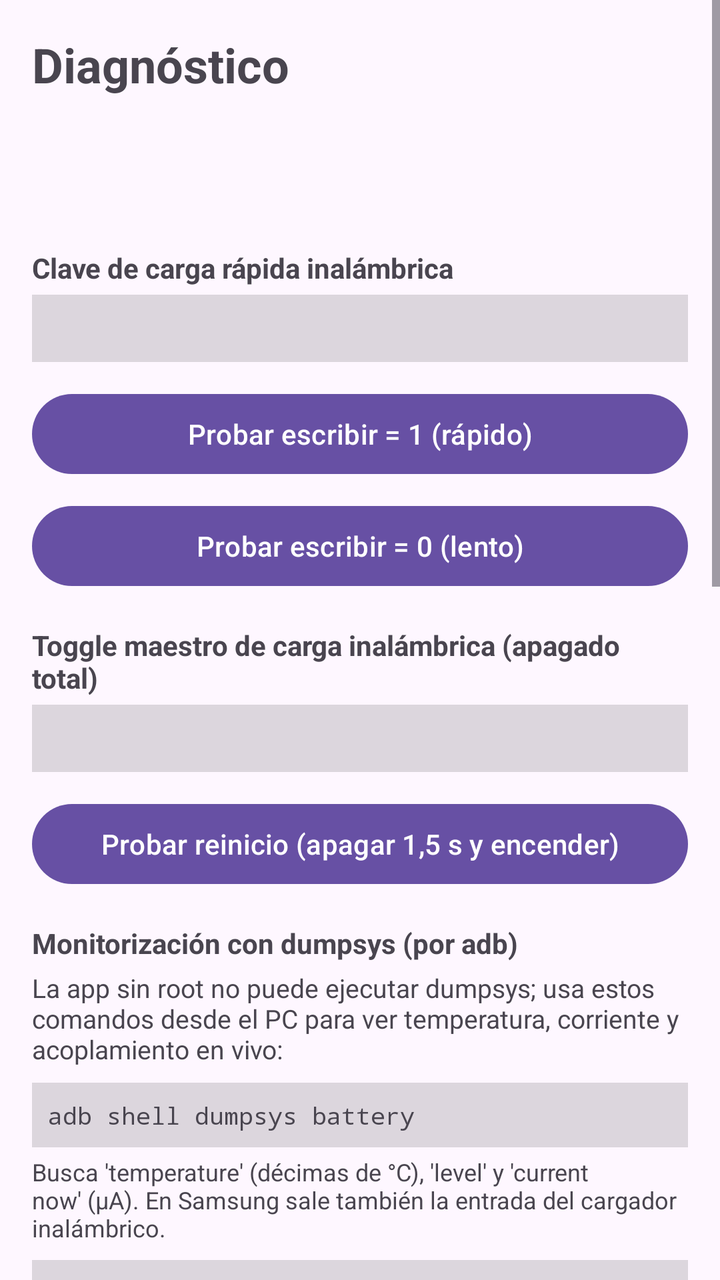
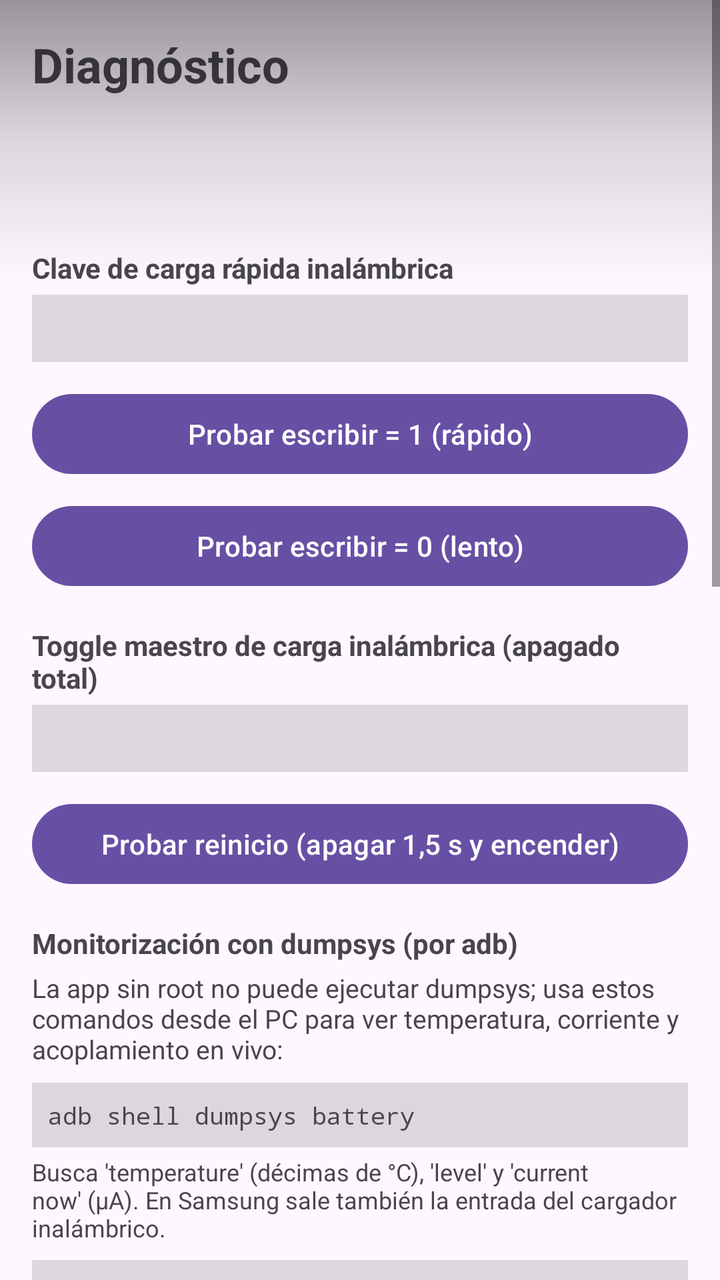

Compare the two renders of this Android layout. The source of the first and the diff that turns it into the second are given below.
<!-- AndroidManifest.xml: application theme Theme.OpenCharge -->
<!-- res/layout/activity_diagnostico.xml -->
<?xml version="1.0" encoding="utf-8"?>
<ScrollView xmlns:android="http://schemas.android.com/apk/res/android"
    android:layout_width="match_parent"
    android:layout_height="match_parent">

    <LinearLayout
        android:layout_width="match_parent"
        android:layout_height="wrap_content"
        android:orientation="vertical"
        android:padding="16dp">

        <TextView
            android:layout_width="wrap_content"
            android:layout_height="wrap_content"
            android:text="@string/diag_title"
            android:textSize="24sp"
            android:textStyle="bold" />

        <TextView
            android:id="@+id/txt_device"
            android:layout_width="match_parent"
            android:layout_height="wrap_content"
            android:layout_marginTop="16dp"
            android:textSize="14sp" />

        <TextView
            android:id="@+id/txt_samsung"
            android:layout_width="match_parent"
            android:layout_height="wrap_content"
            android:layout_marginTop="6dp"
            android:textSize="14sp" />

        <TextView
            android:layout_width="match_parent"
            android:layout_height="wrap_content"
            android:layout_marginTop="16dp"
            android:text="@string/diag_key"
            android:textStyle="bold" />

        <TextView
            android:id="@+id/txt_key_value"
            android:layout_width="match_parent"
            android:layout_height="wrap_content"
            android:layout_marginTop="4dp"
            android:background="#22000000"
            android:fontFamily="monospace"
            android:padding="8dp"
            android:textSize="13sp" />

        <Button
            android:id="@+id/btn_write1"
            android:layout_width="match_parent"
            android:layout_height="wrap_content"
            android:layout_marginTop="12dp"
            android:text="@string/diag_write1" />

        <Button
            android:id="@+id/btn_write0"
            android:layout_width="match_parent"
            android:layout_height="wrap_content"
            android:layout_marginTop="8dp"
            android:text="@string/diag_write0" />

        <TextView
            android:layout_width="match_parent"
            android:layout_height="wrap_content"
            android:layout_marginTop="16dp"
            android:text="@string/diag_master"
            android:textStyle="bold" />

        <TextView
            android:id="@+id/txt_master_value"
            android:layout_width="match_parent"
            android:layout_height="wrap_content"
            android:layout_marginTop="4dp"
            android:background="#22000000"
            android:fontFamily="monospace"
            android:padding="8dp"
            android:textSize="13sp" />

        <Button
            android:id="@+id/btn_master_test"
            android:layout_width="match_parent"
            android:layout_height="wrap_content"
            android:layout_marginTop="12dp"
            android:text="@string/diag_master_test" />

        <TextView
            android:layout_width="match_parent"
            android:layout_height="wrap_content"
            android:layout_marginTop="16dp"
            android:text="@string/diag_dumpsys_title"
            android:textStyle="bold" />

        <TextView
            android:layout_width="match_parent"
            android:layout_height="wrap_content"
            android:layout_marginTop="4dp"
            android:text="@string/diag_dumpsys_body"
            android:textSize="13sp" />

        <TextView
            android:layout_width="match_parent"
            android:layout_height="wrap_content"
            android:layout_marginTop="8dp"
            android:background="#22000000"
            android:fontFamily="monospace"
            android:padding="8dp"
            android:text="@string/diag_cmd_battery"
            android:textIsSelectable="true"
            android:textSize="12sp" />

        <TextView
            android:layout_width="match_parent"
            android:layout_height="wrap_content"
            android:layout_marginTop="4dp"
            android:text="@string/diag_cmd_battery_desc"
            android:textSize="12sp" />

        <TextView
            android:layout_width="match_parent"
            android:layout_height="wrap_content"
            android:layout_marginTop="8dp"
            android:background="#22000000"
            android:fontFamily="monospace"
            android:padding="8dp"
            android:text="@string/diag_cmd_power"
            android:textIsSelectable="true"
            android:textSize="12sp" />

        <TextView
            android:layout_width="match_parent"
            android:layout_height="wrap_content"
            android:layout_marginTop="4dp"
            android:text="@string/diag_cmd_power_desc"
            android:textSize="12sp" />

        <TextView
            android:layout_width="match_parent"
            android:layout_height="wrap_content"
            android:layout_marginTop="8dp"
            android:background="#22000000"
            android:fontFamily="monospace"
            android:padding="8dp"
            android:text="@string/diag_cmd_sysfs"
            android:textIsSelectable="true"
            android:textSize="12sp" />

        <TextView
            android:layout_width="match_parent"
            android:layout_height="wrap_content"
            android:layout_marginTop="4dp"
            android:text="@string/diag_cmd_sysfs_desc"
            android:textSize="12sp" />

        <TextView
            android:layout_width="match_parent"
            android:layout_height="wrap_content"
            android:layout_marginTop="16dp"
            android:text="@string/diag_perm_check"
            android:textSize="13sp" />

        <TextView
            android:layout_width="match_parent"
            android:layout_height="wrap_content"
            android:layout_marginTop="6dp"
            android:background="#22000000"
            android:fontFamily="monospace"
            android:padding="8dp"
            android:text="@string/diag_cmd_check"
            android:textIsSelectable="true"
            android:textSize="12sp" />

        <TextView
            android:layout_width="match_parent"
            android:layout_height="wrap_content"
            android:layout_marginTop="4dp"
            android:text="@string/diag_cmd_check_desc"
            android:textSize="12sp" />

        <TextView
            android:id="@+id/txt_test_result"
            android:layout_width="match_parent"
            android:layout_height="wrap_content"
            android:layout_marginTop="12dp"
            android:text="@string/diag_test_result"
            android:textSize="14sp" />

        <TextView
            android:layout_width="match_parent"
            android:layout_height="wrap_content"
            android:layout_marginTop="16dp"
            android:text="@string/diag_note"
            android:textSize="13sp" />

        <TextView
            android:layout_width="match_parent"
            android:layout_height="wrap_content"
            android:layout_marginTop="16dp"
            android:text="@string/adb_hint"
            android:textSize="13sp" />

        <TextView
            android:id="@+id/txt_adb_diag"
            android:layout_width="match_parent"
            android:layout_height="wrap_content"
            android:layout_marginTop="6dp"
            android:background="#22000000"
            android:fontFamily="monospace"
            android:padding="8dp"
            android:textIsSelectable="true"
            android:textSize="12sp" />

        <Button
            android:id="@+id/btn_copy_diag"
            android:layout_width="match_parent"
            android:layout_height="wrap_content"
            android:layout_marginTop="8dp"
            android:text="@string/btn_copy" />
    </LinearLayout>
</ScrollView>
<!-- resources referenced by this layout -->
<resources>
  <string name="adb_hint">Concede el permiso una sola vez desde un PC (Developer Options → USB debugging):</string>
  <string name="btn_copy">Copiar comando adb</string>
  <string name="diag_cmd_battery">adb shell dumpsys battery</string>
  <string name="diag_cmd_battery_desc">Busca \'temperature\' (décimas de °C), \'level\' y \'current now\' (µA). En Samsung sale también la entrada del cargador inalámbrico.</string>
  <string name="diag_cmd_check">adb shell dumpsys package com.tomasmm.opencharge | grep -i WRITE_SECURE</string>
  <string name="diag_cmd_check_desc">Si aparece \"granted=true\", el permiso está concedido y la app lo mostrará OK al abrirla o al cargar. Si no aparece nada, ejecuta: adb shell pm grant com.tomasmm.opencharge android.permission.WRITE_SECURE_SETTINGS (con el móvil conectado y USB debugging activo, y la app instalada).</string>
  <string name="diag_cmd_power">adb shell dumpsys power | grep -i -E \'wireless|charging|temperature\'</string>
  <string name="diag_cmd_power_desc">Filtra el estado del sistema de energía y los avisos de la carga inalámbrica.</string>
  <string name="diag_cmd_sysfs">adb shell cat /sys/class/power_supply/wireless/present 2&gt;/dev/null; adb shell cat /sys/class/power_supply/battery/current_now 2&gt;/dev/null</string>
  <string name="diag_cmd_sysfs_desc">Verifica si el sysfs expone la bobina (present=1 con acoplamiento) y la corriente real en µA. Si current_now ronda ±500000 (0,5 A) con carga activa, hay acoplamiento débil o el móvil ya redujo la potencia.</string>
  <string name="diag_dumpsys_body">La app sin root no puede ejecutar dumpsys; usa estos comandos desde el PC para ver temperatura, corriente y acoplamiento en vivo:</string>
  <string name="diag_dumpsys_title">Monitorización con dumpsys (por adb)</string>
  <string name="diag_key">Clave de carga rápida inalámbrica</string>
  <string name="diag_master">Toggle maestro de carga inalámbrica (apagado total)</string>
  <string name="diag_master_test">Probar reinicio (apagar 1,5 s y encender)</string>
  <string name="diag_note">Nota 1: Samsung indica que el toggle de carga rápida inalámbrica no puede cambiarse mientras se está cargando; el diagnóstico verifica si en tu One UI 8.5 sí aplica en caliente. Nota 2: el aviso \"Wireless charging stopped due to lack of space\" es del sistema Samsung (no de OpenCharge): suele aparecer por protección térmica al superar ~42 °C o por mal acoplamiento (funda gruesa o mala alineación). Evita llegar a 42 °C y recoloca el móvil.</string>
  <string name="diag_perm_check">Si la app dice \"FALTA\", verifica en el PC que el permiso se concedió de verdad:</string>
  <string name="diag_test_result">Resultado de la última prueba:</string>
  <string name="diag_title">Diagnóstico</string>
  <string name="diag_write0">Probar escribir = 0 (lento)</string>
  <string name="diag_write1">Probar escribir = 1 (rápido)</string>
  <style name="Theme.OpenCharge" parent="Theme.Material3.DayNight.NoActionBar" />
</resources>

<!-- the commit's change to res/layout/activity_diagnostico.xml (unified diff, before → after) -->
@@ -1,20 +1,26 @@
 <?xml version="1.0" encoding="utf-8"?>
-<ScrollView xmlns:android="http://schemas.android.com/apk/res/android"
+<FrameLayout xmlns:android="http://schemas.android.com/apk/res/android"
     android:layout_width="match_parent"
     android:layout_height="match_parent">
 
-    <LinearLayout
+    <ScrollView
+        android:id="@+id/scroll_diag"
         android:layout_width="match_parent"
-        android:layout_height="wrap_content"
-        android:orientation="vertical"
-        android:padding="16dp">
-
-        <TextView
-            android:layout_width="wrap_content"
-            android:layout_height="wrap_content"
-            android:text="@string/diag_title"
-            android:textSize="24sp"
-            android:textStyle="bold" />
+        android:layout_height="match_parent">
+
+        <LinearLayout
+            android:id="@+id/container_diag"
+            android:layout_width="match_parent"
+            android:layout_height="wrap_content"
+            android:orientation="vertical"
+            android:padding="16dp">
+
+            <TextView
+                android:layout_width="wrap_content"
+                android:layout_height="wrap_content"
+                android:text="@string/diag_title"
+                android:textSize="24sp"
+                android:textStyle="bold" />
 
         <TextView
             android:id="@+id/txt_device"
@@ -217,5 +223,15 @@
             android:layout_height="wrap_content"
             android:layout_marginTop="8dp"
             android:text="@string/btn_copy" />
-    </LinearLayout>
-</ScrollView>
+        </LinearLayout>
+    </ScrollView>
+
+    <View
+        android:id="@+id/top_scrim"
+        android:layout_width="match_parent"
+        android:layout_height="140dp"
+        android:layout_gravity="top"
+        android:background="@drawable/top_scrim"
+        android:clickable="false"
+        android:focusable="false" />
+</FrameLayout>
<!-- resource entries referenced after the edit -->
@@ -1,5 +1,15 @@
 <!-- resources referenced by this layout -->
 <resources>
+  <!-- drawable top_scrim (drawable) -->
+  <?xml version="1.0" encoding="utf-8"?>
+  <shape xmlns:android="http://schemas.android.com/apk/res/android"
+      android:shape="rectangle">
+      <gradient
+          android:angle="270"
+          android:startColor="#66000000"
+          android:centerColor="#22000000"
+          android:endColor="#00000000" />
+  </shape>
   <string name="adb_hint">Concede el permiso una sola vez desde un PC (Developer Options → USB debugging):</string>
   <string name="btn_copy">Copiar comando adb</string>
   <string name="diag_cmd_battery">adb shell dumpsys battery</string>
